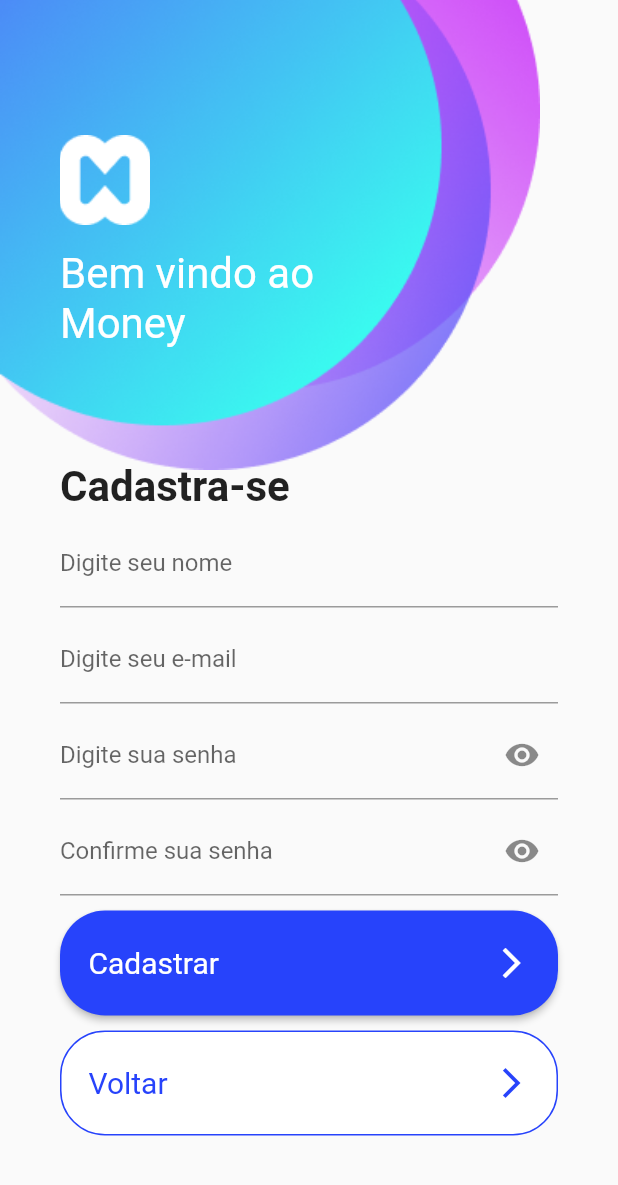
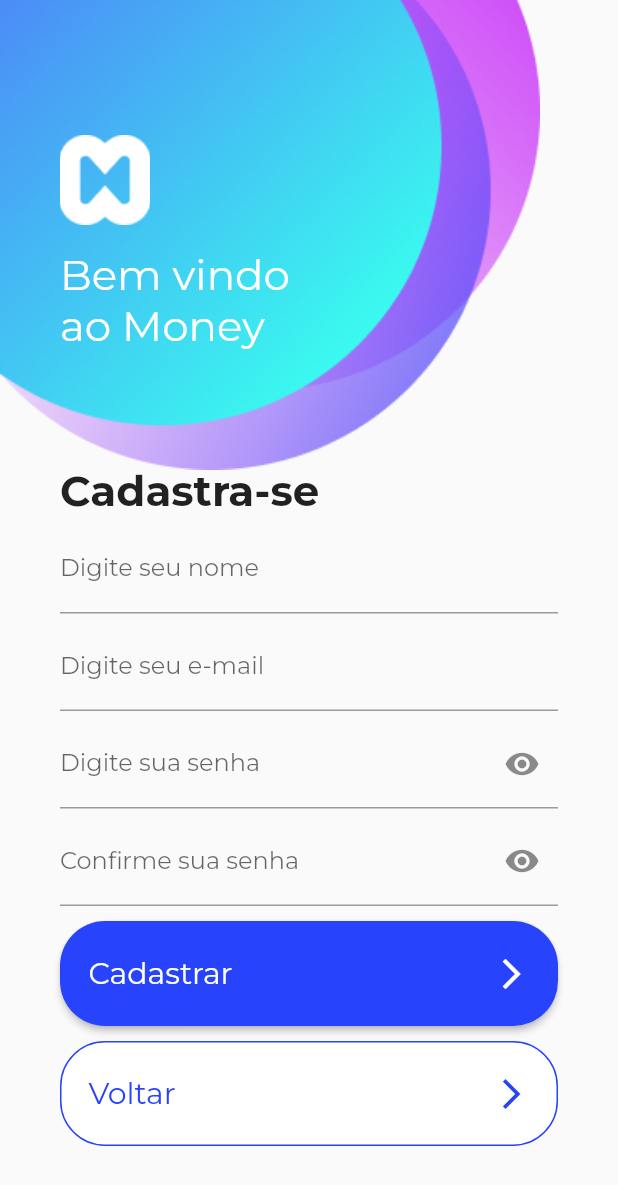
Before and after one commit to douglasgmsantos/money-app, a Flutter app: the screen it shows after launch, after a tap on "Criar usuário", on a phone screen of 412 x 824 dp. Shown: the top 1185 px of the screen. Run offline on Flutter 3.47's test engine with Material 2 defaults, Android fonts, the phone set to English and light mode, and no system bars; our stand-ins replace cloud_firestore, extended_masked_text, firebase_auth, firebase_core, flutter_form_builder, google_fonts and 4 more; accounts and stored records are empty; generated files the repository leaves out were written again.

Commit message:
FEAT: Adicionando classe de tema e correção no servico de criação de usuários

```diff
--- a/lib/main.dart
+++ b/lib/main.dart
@@ -13,27 +13,27 @@ import 'package:money/src/presentation/screen/profile/profile_screen.dart';
 import 'package:money/src/presentation/screen/splash/splash_screen.dart';
 import 'package:money/src/presentation/screen/welcome/welcome_screen.dart';
 import 'package:loading_animation_widget/loading_animation_widget.dart';
+import 'package:money/src/styles/money_theme.dart';
 import 'package:provider/provider.dart';
 
 import 'firebase_options.dart';
 
 void main() async {
   await Config().init();
-  runApp(const MyApp());
+  runApp(MyApp());
 }
 
 class MyApp extends StatelessWidget {
-  const MyApp({super.key});
+  MyApp({super.key});
+
+  final themeData = MoneyThemeData();
 
   @override
   Widget build(BuildContext context) {
     return ChangeNotifierProvider(
       create: (_) => AuthState(),
       child: MaterialApp(
-        theme: ThemeData(
-          primaryColor: const Color(0xFF2743FB),
-          fontFamily: 'Roboto`',
-        ),
+        theme: themeData.getThemeData(),
         home: const SplashScreen(),
         initialRoute: '/',
         onGenerateRoute: (settings) {
@@ -41,7 +41,7 @@ class MyApp extends StatelessWidget {
             case '/signup':
               return MaterialPageRoute(builder: (_) => const SignUp());
             case '/signin':
-              return MaterialPageRoute(builder: (_) => SignIn());
+              return MaterialPageRoute(builder: (_) => const SignIn());
             case '/welcome':
               return MaterialPageRoute(builder: (_) => const WelcomeScreen());
             case '/home':
--- a/lib/src/domain/repositories/firebase_authentication_repository.dart
+++ b/lib/src/domain/repositories/firebase_authentication_repository.dart
@@ -48,7 +48,7 @@ class FirebaseAuthenticationRepository implements AuthenticationRepository {
           await _authFirebaseDataSource.createUserWithEmailAndPassword(
               email: user.email!, password: user.password!);
 
-      if (response.credential != null) {
+      if (response.user != null) {
         throw Failure("Não foi possível realizar a autenticação!");
       }
 
--- /dev/null
+++ b/lib/src/styles/money_theme.dart
@@ -0,0 +1,13 @@
+import 'package:flutter/material.dart';
+import 'package:google_fonts/google_fonts.dart';
+
+class MoneyThemeData {
+  ThemeData themeData = ThemeData(
+    primaryColor: const Color(0xFF2743FB),
+    textTheme: GoogleFonts.montserratTextTheme(),
+  );
+
+  ThemeData getThemeData() {
+    return themeData;
+  }
+}
--- a/pubspec.yaml
+++ b/pubspec.yaml
@@ -25,6 +25,7 @@ dependencies:
   flutter_mobx: any
   flutter_screenutil: ^5.8.4
   quickalert: ^1.0.1
+  google_fonts: ^5.1.0
 
 
 dev_dependencies:
```
Also changed, not shown: pubspec.lock, 1 other file.
